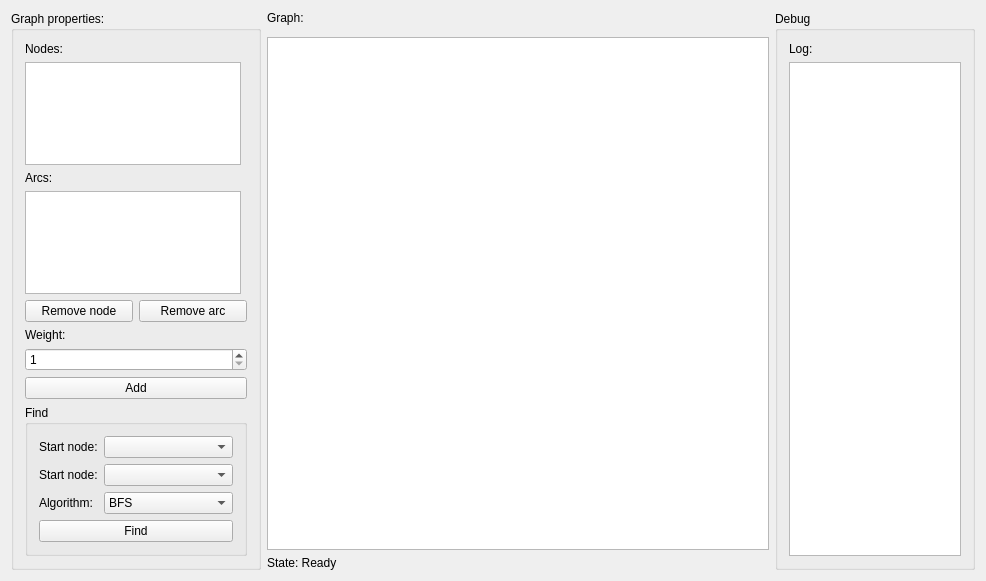
The window that gui/form.ui (DanilGansky/pyfinder) describes before a commit, drawn with Qt 5.
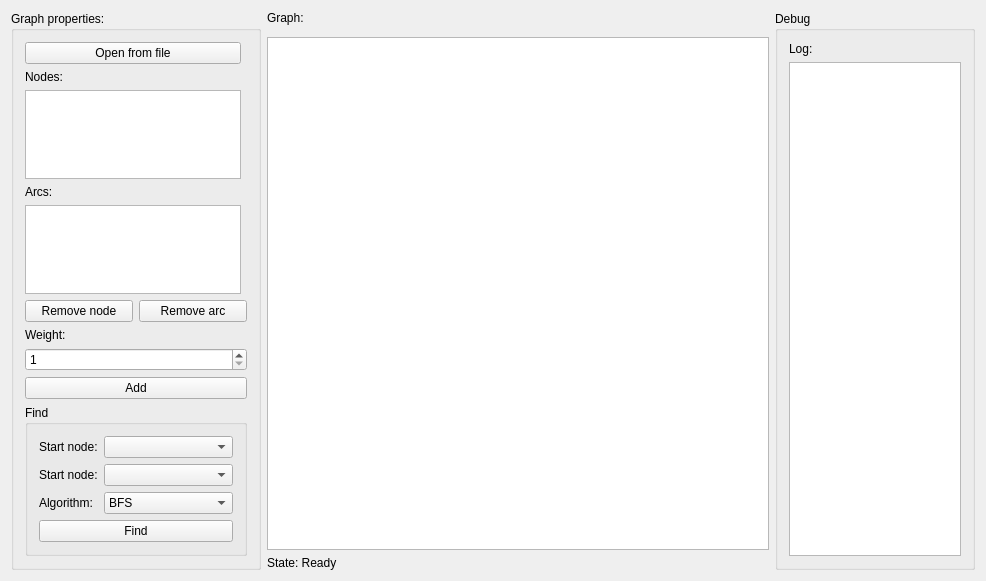
The same window after the commit.

The edit to the form file:
```diff
--- a/gui/form.ui
+++ b/gui/form.ui
@@ -38,7 +38,14 @@
       <string>Graph properties:</string>
      </property>
      <layout class="QGridLayout" name="gridLayout_2">
-      <item row="11" column="0" colspan="2">
+      <item row="6" column="0">
+       <widget class="QLabel" name="label_8">
+        <property name="text">
+         <string>Arcs:</string>
+        </property>
+       </widget>
+      </item>
+      <item row="12" column="0" colspan="2">
        <widget class="QGroupBox" name="groupBox_2">
         <property name="title">
          <string>Find</string>
@@ -100,14 +107,13 @@
         </layout>
        </widget>
       </item>
-      <item row="5" column="0">
-       <widget class="QLabel" name="label_8">
-        <property name="text">
-         <string>Arcs:</string>
-        </property>
-       </widget>
+      <item row="7" column="0">
+       <widget class="QListWidget" name="listWidget_2"/>
       </item>
-      <item row="10" column="0" colspan="2">
+      <item row="4" column="0">
+       <widget class="QListWidget" name="listWidget"/>
+      </item>
+      <item row="11" column="0" colspan="2">
        <widget class="QPushButton" name="pushButton">
         <property name="text">
          <string>Add</string>
@@ -117,10 +123,7 @@
         </property>
        </widget>
       </item>
-      <item row="3" column="0">
-       <widget class="QListWidget" name="listWidget"/>
-      </item>
-      <item row="7" column="0" colspan="2">
+      <item row="8" column="0" colspan="2">
        <layout class="QHBoxLayout" name="horizontalLayout">
         <item>
          <widget class="QPushButton" name="pushButton_2">
@@ -138,14 +141,14 @@
         </item>
        </layout>
       </item>
-      <item row="1" column="0">
+      <item row="2" column="0">
        <widget class="QLabel" name="label">
         <property name="text">
          <string>Nodes:</string>
         </property>
        </widget>
       </item>
-      <item row="9" column="0" colspan="2">
+      <item row="10" column="0" colspan="2">
        <widget class="QSpinBox" name="spinBox">
         <property name="minimum">
          <number>1</number>
@@ -155,15 +158,19 @@
         </property>
        </widget>
       </item>
-      <item row="8" column="0" colspan="2">
+      <item row="9" column="0" colspan="2">
        <widget class="QLabel" name="label_2">
         <property name="text">
          <string>Weight:</string>
         </property>
        </widget>
       </item>
-      <item row="6" column="0">
-       <widget class="QListWidget" name="listWidget_2"/>
+      <item row="1" column="0">
+       <widget class="QPushButton" name="pushButton_5">
+        <property name="text">
+         <string>Open from file</string>
+        </property>
+       </widget>
       </item>
      </layout>
     </widget>
```
